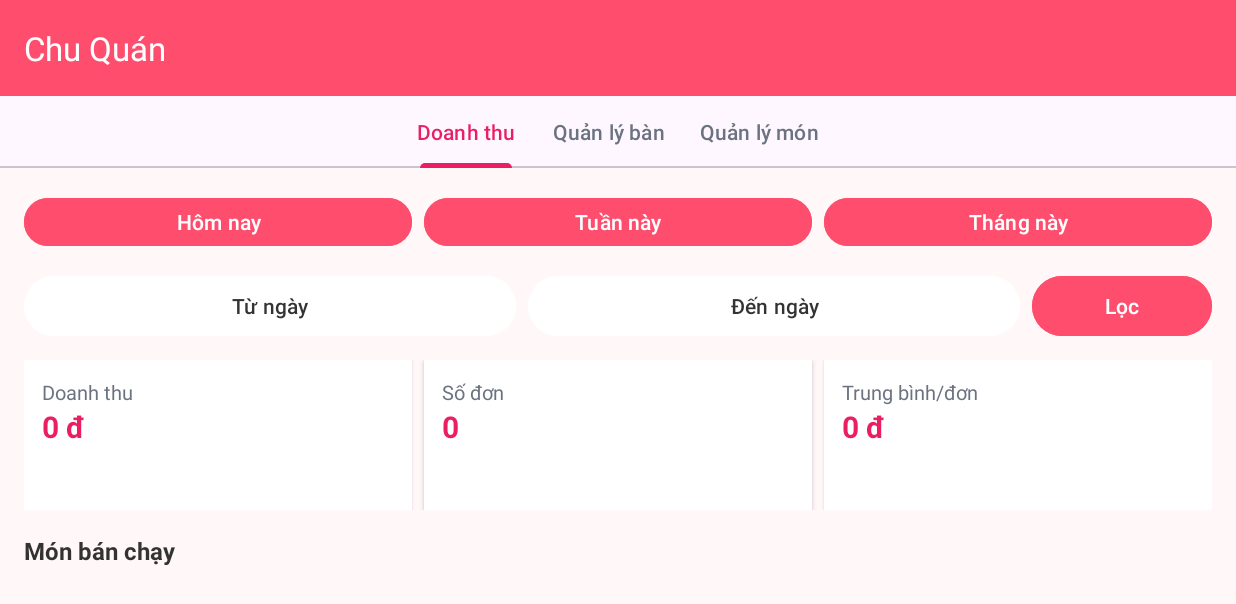
After one commit to tuanlong301/ThucTapN1, an Android app: the ChuQuanMenuActivity screen opened directly, with no data from a screen before it, on a phone screen of 824 x 412 dp (held sideways). The commit adds this screen. Shown: the top 604 px of the screen. Run offline under Robolectric (Android 15) with nearby library versions, the light colour scheme and no system bars.

Commit message:
So luoc phan cua chu quan

```diff
--- a/app/build.gradle.kts
+++ b/app/build.gradle.kts
@@ -14,7 +14,7 @@ android {
         minSdk = 24
         targetSdk = 34
         versionCode = 1
-        versionName = "1.1.0"
+        versionName = "1.1.1"
 
         // Thông tin hiển thị/trace build
         buildConfigField("String", "BUILD_TIME", "\"${System.currentTimeMillis()}\"")
--- /dev/null
+++ b/app/src/main/java/com/example/appbanhang/owner/ChuQuanMenuActivity.java
@@ -0,0 +1,34 @@
+package com.example.appbanhang.owner;
+
+import android.os.Bundle;
+import androidx.annotation.NonNull;
+import androidx.appcompat.app.AppCompatActivity;
+import androidx.viewpager2.widget.ViewPager2;
+import com.example.appbanhang.R;
+import com.google.android.material.tabs.TabLayout;
+import com.google.android.material.tabs.TabLayoutMediator;
+
+public class ChuQuanMenuActivity extends AppCompatActivity {
+
+    private TabLayout tabLayout;
+    private ViewPager2 viewPager;
+
+    @Override protected void onCreate(Bundle savedInstanceState) {
+        super.onCreate(savedInstanceState);
+        setContentView(R.layout.activity_owner_menu);
+
+        tabLayout = findViewById(R.id.tabLayout);
+        viewPager = findViewById(R.id.viewPager);
+        viewPager.setAdapter(new OwnerPagerAdapter(this));
+
+        new TabLayoutMediator(tabLayout, viewPager, (tab, position) -> {
+            switch (position) {
+                case 0: tab.setText("Doanh thu"); break;
+                case 1: tab.setText("Quản lý bàn"); break;
+                case 2: tab.setText("Quản lý món"); break;
+            }
+        }).attach();
+
+        setSupportActionBar(findViewById(R.id.toolbar));
+    }
+}
--- /dev/null
+++ b/app/src/main/java/com/example/appbanhang/owner/OwnerPagerAdapter.java
@@ -0,0 +1,18 @@
+package com.example.appbanhang.owner;
+
+import androidx.annotation.NonNull;
+import androidx.fragment.app.Fragment;
+import androidx.fragment.app.FragmentActivity;
+import androidx.viewpager2.adapter.FragmentStateAdapter;
+
+public class OwnerPagerAdapter extends FragmentStateAdapter {
+    public OwnerPagerAdapter(@NonNull FragmentActivity fa) { super(fa); }
+    @NonNull @Override public Fragment createFragment(int position) {
+        switch (position) {
+            case 0: return new OwnerStatsFragment();
+            case 1: return new OwnerTablesFragment();
+            default: return new OwnerProductsFragment();
+        }
+    }
+    @Override public int getItemCount() { return 3; }
+}
--- /dev/null
+++ b/app/src/main/java/com/example/appbanhang/owner/OwnerStatsFragment.java
@@ -0,0 +1,49 @@
+package com.example.appbanhang.owner;
+
+import android.os.Bundle;
+import android.view.LayoutInflater;
+import android.view.View;
+import android.view.ViewGroup;
+import android.widget.Button;
+
+import androidx.annotation.NonNull;
+import androidx.annotation.Nullable;
+import androidx.fragment.app.Fragment;
+
+import com.example.appbanhang.R;
+
+public class OwnerStatsFragment extends Fragment {
+
+    private Button btnToday, btnThisWeek, btnThisMonth;
+
+    @Nullable
+    @Override
+    public View onCreateView(@NonNull LayoutInflater inflater,
+                             @Nullable ViewGroup container,
+                             @Nullable Bundle savedInstanceState) {
+
+        View v = inflater.inflate(R.layout.fragment_owner_stats, container, false);
+
+        btnToday = v.findViewById(R.id.btnToday);
+        btnThisWeek = v.findViewById(R.id.btnThisWeek);
+        btnThisMonth = v.findViewById(R.id.btnThisMonth);
+
+        View.OnClickListener chipClick = view -> setChipSelected((Button) view);
+
+        btnToday.setOnClickListener(chipClick);
+        btnThisWeek.setOnClickListener(chipClick);
+        btnThisMonth.setOnClickListener(chipClick);
+
+        // Mặc định chọn "Hôm nay"
+        setChipSelected(btnToday);
+
+        return v;
+    }
+
+    private void setChipSelected(Button selected) {
+        Button[] all = {btnToday, btnThisWeek, btnThisMonth};
+        for (Button b : all) {
+            b.setSelected(b == selected);
+        }
+    }
+}
--- a/app/src/main/java/com/example/appbanhang/user/MainActivity.java
+++ b/app/src/main/java/com/example/appbanhang/user/MainActivity.java
@@ -13,6 +13,7 @@ import androidx.annotation.Nullable;
 import com.example.appbanhang.BaseActivity;
 import com.example.appbanhang.R;
 import com.example.appbanhang.admin.AdminMenu;
+import com.example.appbanhang.owner.ChuQuanMenuActivity;
 import com.google.firebase.auth.FirebaseAuth;
 import com.google.firebase.auth.FirebaseAuthException;
 import com.google.firebase.auth.FirebaseUser;
@@ -184,8 +185,10 @@ public class MainActivity extends BaseActivity {
         toast("Xin chào " + (name != null ? name : ""));
         if ("admin".equals(role)) {
             startActivity(new Intent(this, AdminMenu.class));
+        } else if ("user".equals(role)) {
+            startActivity(new Intent(this, MainMenu.class));
         } else {
-            startActivity(new Intent(this, MainMenu.class));
+            startActivity(new Intent(this, ChuQuanMenuActivity.class));
         }
         finish();
     }
--- /dev/null
+++ b/app/src/main/res/color/chip_text_selector.xml
@@ -0,0 +1,4 @@
+<selector xmlns:android="http://schemas.android.com/apk/res/android">
+    <item android:state_selected="true" android:color="#FFFFFF"/>
+    <item android:color="#FF4D6D"/>
+</selector>
--- /dev/null
+++ b/app/src/main/res/layout/activity_owner_menu.xml
@@ -0,0 +1,35 @@
+<?xml version="1.0" encoding="utf-8"?>
+<LinearLayout xmlns:android="http://schemas.android.com/apk/res/android"
+    xmlns:app="http://schemas.android.com/apk/res-auto"
+    android:layout_width="match_parent"
+    android:layout_height="match_parent"
+    android:orientation="vertical"
+    android:background="#FFF7F8">
+
+    <androidx.appcompat.widget.Toolbar
+        android:id="@+id/toolbar"
+        android:layout_width="match_parent"
+        android:layout_height="?attr/actionBarSize"
+        android:background="#FF4D6D"
+        app:title="Chu Quán"
+        app:titleTextColor="#FFFFFF" />
+
+    <com.google.android.material.tabs.TabLayout
+        android:id="@+id/tabLayout"
+        android:layout_width="match_parent"
+        android:layout_height="wrap_content"
+        app:tabTextColor="#6B7280"
+        app:tabSelectedTextColor="#E91E63"
+        app:tabIndicatorColor="#E91E63">
+
+        <com.google.android.material.tabs.TabItem android:text="Doanh thu"/>
+        <com.google.android.material.tabs.TabItem android:text="Quản lý bàn"/>
+        <com.google.android.material.tabs.TabItem android:text="Quản lý món"/>
+    </com.google.android.material.tabs.TabLayout>
+
+    <androidx.viewpager2.widget.ViewPager2
+        android:id="@+id/viewPager"
+        android:layout_width="match_parent"
+        android:layout_height="0dp"
+        android:layout_weight="1"/>
+</LinearLayout>
--- /dev/null
+++ b/app/src/main/res/layout/fragment_owner_stats.xml
@@ -0,0 +1,136 @@
+<?xml version="1.0" encoding="utf-8"?>
+<ScrollView xmlns:android="http://schemas.android.com/apk/res/android"
+    android:layout_width="match_parent" android:layout_height="match_parent"
+    android:fillViewport="true" android:background="#FFF7F8">
+
+    <LinearLayout
+        android:layout_width="match_parent" android:layout_height="wrap_content"
+        android:orientation="vertical" android:padding="16dp">
+
+        <!-- Quick filters -->
+        <LinearLayout
+            android:layout_width="match_parent" android:layout_height="wrap_content"
+            android:orientation="horizontal">
+
+            <Button
+                android:id="@+id/btnToday"
+                android:layout_width="0dp" android:layout_height="40dp"
+                android:layout_weight="1" android:text="Hôm nay"
+                android:textAllCaps="false" android:backgroundTint="#FF4D6D"
+                android:textColor="#FFFFFF" />
+
+            <Button
+                android:id="@+id/btnThisWeek"
+                android:layout_width="0dp" android:layout_height="40dp"
+                android:layout_weight="1" android:text="Tuần này"
+                android:textAllCaps="false" android:layout_marginStart="8dp"
+                android:backgroundTint="#FF4D6D" android:textColor="#FFFFFF"/>
+
+            <Button
+                android:id="@+id/btnThisMonth"
+                android:layout_width="0dp" android:layout_height="40dp"
+                android:layout_weight="1" android:text="Tháng này"
+                android:textAllCaps="false" android:layout_marginStart="8dp"
+                android:backgroundTint="#FF4D6D" android:textColor="#FFFFFF"/>
+        </LinearLayout>
+
+        <!-- Range pickers -->
+        <LinearLayout
+            android:layout_width="match_parent" android:layout_height="wrap_content"
+            android:orientation="horizontal" android:layout_marginTop="12dp">
+
+            <Button
+                android:id="@+id/btnFromDate"
+                android:layout_width="0dp" android:layout_height="48dp"
+                android:layout_weight="1" android:text="Từ ngày"
+                android:textAllCaps="false" android:backgroundTint="#FFFFFF"
+                android:textColor="#333333"/>
+
+            <Button
+                android:id="@+id/btnToDate"
+                android:layout_width="0dp" android:layout_height="48dp"
+                android:layout_weight="1" android:text="Đến ngày"
+                android:textAllCaps="false" android:layout_marginStart="8dp"
+                android:backgroundTint="#FFFFFF" android:textColor="#333333"/>
+
+            <Button
+                android:id="@+id/btnApply"
+                android:layout_width="120dp" android:layout_height="48dp"
+                android:text="Lọc" android:textAllCaps="false"
+                android:layout_marginStart="8dp"
+                android:backgroundTint="#FF4D6D" android:textColor="#FFFFFF"/>
+        </LinearLayout>
+
+        <!-- Cards -->
+        <LinearLayout
+            android:layout_width="match_parent" android:layout_height="wrap_content"
+            android:orientation="horizontal" android:layout_marginTop="12dp">
+
+            <LinearLayout
+                android:id="@+id/cardRevenue"
+                android:layout_width="0dp" android:layout_height="100dp"
+                android:layout_weight="1" android:orientation="vertical"
+                android:padding="12dp" android:background="#FFFFFFFF"
+                android:elevation="2dp">
+
+                <TextView android:text="Doanh thu" android:textSize="13sp"
+                    android:textColor="#6B7280" android:layout_width="wrap_content"
+                    android:layout_height="wrap_content"/>
+
+                <TextView
+                    android:id="@+id/tvRevenue"
+                    android:text="0 đ" android:textStyle="bold" android:textSize="20sp"
+                    android:textColor="#E91E63" android:layout_width="wrap_content"
+                    android:layout_height="wrap_content"/>
+            </LinearLayout>
+
+            <LinearLayout
+                android:id="@+id/cardOrders"
+                android:layout_width="0dp" android:layout_height="100dp"
+                android:layout_weight="1" android:orientation="vertical"
+                android:padding="12dp" android:background="#FFFFFFFF"
+                android:elevation="2dp" android:layout_marginStart="8dp">
+
+                <TextView android:text="Số đơn" android:textSize="13sp"
+                    android:textColor="#6B7280" android:layout_width="wrap_content"
+                    android:layout_height="wrap_content"/>
+
+                <TextView
+                    android:id="@+id/tvOrderCount"
+                    android:text="0" android:textStyle="bold" android:textSize="20sp"
+                    android:textColor="#E91E63" android:layout_width="wrap_content"
+                    android:layout_height="wrap_content"/>
+            </LinearLayout>
+
+            <LinearLayout
+                android:id="@+id/cardAvg"
+                android:layout_width="0dp" android:layout_height="100dp"
+                android:layout_weight="1" android:orientation="vertical"
+                android:padding="12dp" android:background="#FFFFFFFF"
+                android:elevation="2dp" android:layout_marginStart="8dp">
+
+                <TextView android:text="Trung bình/đơn" android:textSize="13sp"
+                    android:textColor="#6B7280" android:layout_width="wrap_content"
+                    android:layout_height="wrap_content"/>
+
+                <TextView
+                    android:id="@+id/tvAvg"
+                    android:text="0 đ" android:textStyle="bold" android:textSize="20sp"
+                    android:textColor="#E91E63" android:layout_width="wrap_content"
+                    android:layout_height="wrap_content"/>
+            </LinearLayout>
+        </LinearLayout>
+
+        <!-- Best sellers -->
+        <TextView
+            android:layout_width="match_parent" android:layout_height="wrap_content"
+            android:text="Món bán chạy" android:textStyle="bold"
+            android:textSize="16sp" android:layout_marginTop="16dp"
+            android:textColor="#333333"/>
+
+        <androidx.recyclerview.widget.RecyclerView
+            android:id="@+id/rvTopItems"
+            android:layout_width="match_parent" android:layout_height="wrap_content"
+            android:paddingTop="8dp" android:clipToPadding="false"/>
+    </LinearLayout>
+</ScrollView>
```
Also changed, not shown: app/src/main/AndroidManifest.xml (+7 -0 lines), app/src/main/java/com/example/appbanhang/owner/OwnerProductsFragment.java (added, +24 -0 lines), app/src/main/java/com/example/appbanhang/owner/OwnerTablesFragment.java (added, +25 -0 lines), app/src/main/res/layout/fragment_owner_products.xml (added, +47 -0 lines), app/src/main/res/layout/fragment_owner_tables.xml (added, +22 -0 lines), app/src/main/res/layout/item_table_manage.xml (added, +40 -0 lines).
